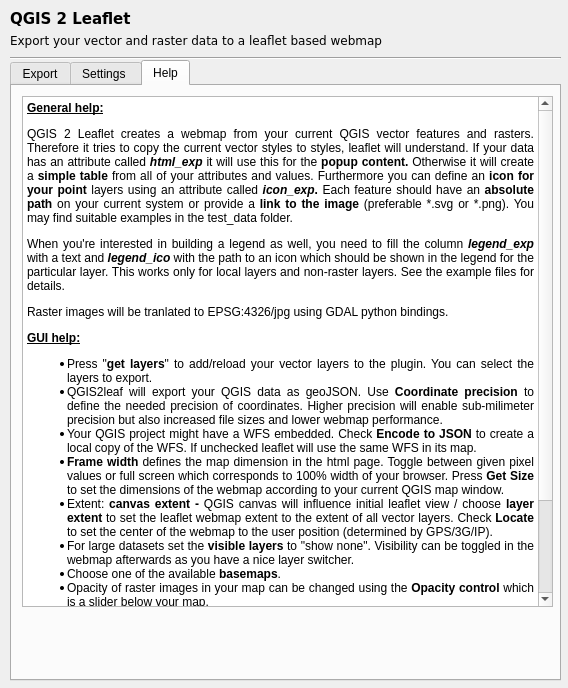
First picture: the form in ui_qgis2leaf.ui, repository Geolicious/qgis2leaf, before the edit.
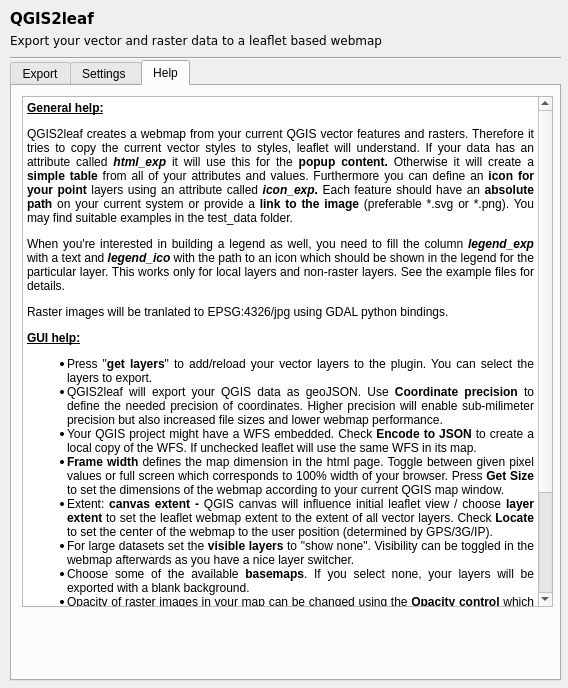
Second picture: the form after the edit. The open tabs and pages were chosen to show the change.

Commit message: support for blank backgrounds (#87), minor bugfixes: #143, #142

```diff
--- a/ui_qgis2leaf.ui
+++ b/ui_qgis2leaf.ui
@@ -31,7 +31,7 @@
     </font>
    </property>
    <property name="text">
-    <string>QGIS 2 Leaflet</string>
+    <string>QGIS2leaf</string>
    </property>
   </widget>
   <widget class="QLabel" name="label_2">
@@ -1016,7 +1016,7 @@
 p, li { white-space: pre-wrap; }
 &lt;/style&gt;&lt;/head&gt;&lt;body style=&quot; font-family:'Ubuntu'; font-size:11pt; font-weight:400; font-style:normal;&quot;&gt;
 &lt;p align=&quot;justify&quot; style=&quot; margin-top:12px; margin-bottom:0px; margin-left:0px; margin-right:0px; -qt-block-indent:0; text-indent:0px;&quot;&gt;&lt;span style=&quot; font-family:'Sans'; font-size:9pt; font-weight:600; text-decoration: underline;&quot;&gt;General help:&lt;/span&gt;&lt;/p&gt;
-&lt;p align=&quot;justify&quot; style=&quot; margin-top:12px; margin-bottom:0px; margin-left:0px; margin-right:0px; -qt-block-indent:0; text-indent:0px;&quot;&gt;&lt;span style=&quot; font-family:'Sans'; font-size:9pt;&quot;&gt;QGIS 2 Leaflet creates a webmap from your current QGIS vector features and rasters. Therefore it tries to copy the current vector styles to styles, leaflet will understand. If your data has an attribute called &lt;/span&gt;&lt;span style=&quot; font-family:'Sans'; font-size:9pt; font-weight:600; font-style:italic;&quot;&gt;html_exp&lt;/span&gt;&lt;span style=&quot; font-family:'Sans'; font-size:9pt; font-weight:600;&quot;&gt; &lt;/span&gt;&lt;span style=&quot; font-family:'Sans'; font-size:9pt;&quot;&gt;it will use this for the&lt;/span&gt;&lt;span style=&quot; font-family:'Sans'; font-size:9pt; font-weight:600;&quot;&gt; popup content. &lt;/span&gt;&lt;span style=&quot; font-family:'Sans'; font-size:9pt;&quot;&gt;Otherwise it will create a &lt;/span&gt;&lt;span style=&quot; font-family:'Sans'; font-size:9pt; font-weight:600;&quot;&gt;simple table&lt;/span&gt;&lt;span style=&quot; font-family:'Sans'; font-size:9pt;&quot;&gt; from all of your attributes and values. Furthermore you can define an &lt;/span&gt;&lt;span style=&quot; font-family:'Sans'; font-size:9pt; font-weight:600;&quot;&gt;icon for your point&lt;/span&gt;&lt;span style=&quot; font-family:'Sans'; font-size:9pt;&quot;&gt; layers using an attribute called &lt;/span&gt;&lt;span style=&quot; font-family:'Sans'; font-size:9pt; font-weight:600; font-style:italic;&quot;&gt;icon_exp&lt;/span&gt;&lt;span style=&quot; font-family:'Sans'; font-size:9pt; font-weight:600;&quot;&gt;.&lt;/span&gt;&lt;span style=&quot; font-family:'Sans'; font-size:9pt;&quot;&gt; Each feature should have an &lt;/span&gt;&lt;span style=&quot; font-family:'Sans'; font-size:9pt; font-weight:600;&quot;&gt;absolute path&lt;/span&gt;&lt;span style=&quot; font-family:'Sans'; font-size:9pt;&quot;&gt; on your current system or provide a &lt;/span&gt;&lt;span style=&quot; font-family:'Sans'; font-size:9pt; font-weight:600;&quot;&gt;link to the image&lt;/span&gt;&lt;span style=&quot; font-family:'Sans'; font-size:9pt;&quot;&gt; (preferable *.svg or *.png). You may find suitable examples in the test_data folder.&lt;/span&gt;&lt;/p&gt;
+&lt;p align=&quot;justify&quot; style=&quot; margin-top:12px; margin-bottom:0px; margin-left:0px; margin-right:0px; -qt-block-indent:0; text-indent:0px;&quot;&gt;&lt;span style=&quot; font-family:'Sans'; font-size:9pt;&quot;&gt;QGIS2leaf creates a webmap from your current QGIS vector features and rasters. Therefore it tries to copy the current vector styles to styles, leaflet will understand. If your data has an attribute called &lt;/span&gt;&lt;span style=&quot; font-family:'Sans'; font-size:9pt; font-weight:600; font-style:italic;&quot;&gt;html_exp&lt;/span&gt;&lt;span style=&quot; font-family:'Sans'; font-size:9pt; font-weight:600;&quot;&gt; &lt;/span&gt;&lt;span style=&quot; font-family:'Sans'; font-size:9pt;&quot;&gt;it will use this for the&lt;/span&gt;&lt;span style=&quot; font-family:'Sans'; font-size:9pt; font-weight:600;&quot;&gt; popup content. &lt;/span&gt;&lt;span style=&quot; font-family:'Sans'; font-size:9pt;&quot;&gt;Otherwise it will create a &lt;/span&gt;&lt;span style=&quot; font-family:'Sans'; font-size:9pt; font-weight:600;&quot;&gt;simple table&lt;/span&gt;&lt;span style=&quot; font-family:'Sans'; font-size:9pt;&quot;&gt; from all of your attributes and values. Furthermore you can define an &lt;/span&gt;&lt;span style=&quot; font-family:'Sans'; font-size:9pt; font-weight:600;&quot;&gt;icon for your point&lt;/span&gt;&lt;span style=&quot; font-family:'Sans'; font-size:9pt;&quot;&gt; layers using an attribute called &lt;/span&gt;&lt;span style=&quot; font-family:'Sans'; font-size:9pt; font-weight:600; font-style:italic;&quot;&gt;icon_exp&lt;/span&gt;&lt;span style=&quot; font-family:'Sans'; font-size:9pt; font-weight:600;&quot;&gt;.&lt;/span&gt;&lt;span style=&quot; font-family:'Sans'; font-size:9pt;&quot;&gt; Each feature should have an &lt;/span&gt;&lt;span style=&quot; font-family:'Sans'; font-size:9pt; font-weight:600;&quot;&gt;absolute path&lt;/span&gt;&lt;span style=&quot; font-family:'Sans'; font-size:9pt;&quot;&gt; on your current system or provide a &lt;/span&gt;&lt;span style=&quot; font-family:'Sans'; font-size:9pt; font-weight:600;&quot;&gt;link to the image&lt;/span&gt;&lt;span style=&quot; font-family:'Sans'; font-size:9pt;&quot;&gt; (preferable *.svg or *.png). You may find suitable examples in the test_data folder.&lt;/span&gt;&lt;/p&gt;
 &lt;p align=&quot;justify&quot; style=&quot; margin-top:12px; margin-bottom:0px; margin-left:0px; margin-right:0px; -qt-block-indent:0; text-indent:0px;&quot;&gt;&lt;span style=&quot; font-family:'Sans'; font-size:9pt;&quot;&gt;When you're interested in building a legend as well, you need to fill the column &lt;/span&gt;&lt;span style=&quot; font-family:'Sans'; font-size:9pt; font-weight:600; font-style:italic;&quot;&gt;legend_exp&lt;/span&gt;&lt;span style=&quot; font-family:'Sans'; font-size:9pt;&quot;&gt; with a text and &lt;/span&gt;&lt;span style=&quot; font-family:'Sans'; font-size:9pt; font-weight:600; font-style:italic;&quot;&gt;legend_ico&lt;/span&gt;&lt;span style=&quot; font-family:'Sans'; font-size:9pt;&quot;&gt; with the path to an icon which should be shown in the legend for the particular layer. This works only for local layers and non-raster layers. See the example files for details.&lt;/span&gt;&lt;/p&gt;
 &lt;p align=&quot;justify&quot; style=&quot; margin-top:12px; margin-bottom:0px; margin-left:0px; margin-right:0px; -qt-block-indent:0; text-indent:0px;&quot;&gt;&lt;span style=&quot; font-family:'Sans'; font-size:9pt;&quot;&gt;Raster images will be tranlated to EPSG:4326/jpg using GDAL python bindings.&lt;/span&gt;&lt;/p&gt;
 &lt;p align=&quot;justify&quot; style=&quot; margin-top:12px; margin-bottom:0px; margin-left:0px; margin-right:0px; -qt-block-indent:0; text-indent:0px;&quot;&gt;&lt;span style=&quot; font-family:'Sans'; font-size:9pt; font-weight:600; text-decoration: underline;&quot;&gt;GUI help:&lt;/span&gt;&lt;/p&gt;
@@ -1026,7 +1026,7 @@
 &lt;li style=&quot; font-family:'Sans'; font-size:9pt;&quot; align=&quot;justify&quot; style=&quot; margin-top:0px; margin-bottom:0px; margin-left:0px; margin-right:0px; -qt-block-indent:0; text-indent:0px;&quot;&gt;&lt;span style=&quot; font-weight:600;&quot;&gt;Frame width&lt;/span&gt; defines the map dimension in the html page. Toggle between given pixel values or full screen which corresponds to 100% width of your browser. Press &lt;span style=&quot; font-weight:600;&quot;&gt;Get Size &lt;/span&gt;to set the dimensions of the webmap according to your current QGIS map window.&lt;/li&gt;
 &lt;li style=&quot; font-family:'Sans'; font-size:9pt;&quot; align=&quot;justify&quot; style=&quot; margin-top:0px; margin-bottom:0px; margin-left:0px; margin-right:0px; -qt-block-indent:0; text-indent:0px;&quot;&gt;Extent: &lt;span style=&quot; font-weight:600;&quot;&gt;canvas extent - &lt;/span&gt;QGIS canvas will influence initial leaflet view / choose &lt;span style=&quot; font-weight:600;&quot;&gt;layer extent&lt;/span&gt; to set the leaflet webmap extent to the extent of all vector layers. Check &lt;span style=&quot; font-weight:600;&quot;&gt;Locate &lt;/span&gt;to set the center of the webmap to the user position (determined by GPS/3G/IP).&lt;/li&gt;
 &lt;li style=&quot; font-family:'Sans'; font-size:9pt;&quot; align=&quot;justify&quot; style=&quot; margin-top:0px; margin-bottom:0px; margin-left:0px; margin-right:0px; -qt-block-indent:0; text-indent:0px;&quot;&gt;For large datasets set the &lt;span style=&quot; font-weight:600;&quot;&gt;visible layers&lt;/span&gt; to &amp;quot;show none&amp;quot;. Visibility can be toggled in the webmap afterwards as you have a nice layer switcher.&lt;/li&gt;
-&lt;li style=&quot; font-family:'Sans'; font-size:9pt;&quot; align=&quot;justify&quot; style=&quot; margin-top:0px; margin-bottom:0px; margin-left:0px; margin-right:0px; -qt-block-indent:0; text-indent:0px;&quot;&gt;Choose one of the available &lt;span style=&quot; font-weight:600;&quot;&gt;basemaps&lt;/span&gt;. &lt;/li&gt;
+&lt;li style=&quot; font-family:'Sans'; font-size:9pt;&quot; align=&quot;justify&quot; style=&quot; margin-top:0px; margin-bottom:0px; margin-left:0px; margin-right:0px; -qt-block-indent:0; text-indent:0px;&quot;&gt;Choose some of the available &lt;span style=&quot; font-weight:600;&quot;&gt;basemaps&lt;/span&gt;. If you select none, your layers will be exported with a blank background.&lt;/li&gt;
 &lt;li style=&quot; font-family:'Sans'; font-size:9pt;&quot; align=&quot;justify&quot; style=&quot; margin-top:0px; margin-bottom:0px; margin-left:0px; margin-right:0px; -qt-block-indent:0; text-indent:0px;&quot;&gt;Opacity of raster images in your map can be changed using the &lt;span style=&quot; font-weight:600;&quot;&gt;Opacity control&lt;/span&gt; which is a slider below your map.&lt;/li&gt;
 &lt;li style=&quot; font-family:'Sans'; font-size:9pt;&quot; align=&quot;justify&quot; style=&quot; margin-top:0px; margin-bottom:0px; margin-left:0px; margin-right:0px; -qt-block-indent:0; text-indent:0px;&quot;&gt;As &lt;span style=&quot; font-weight:600;&quot;&gt;output project folder&lt;/span&gt; you should choose a separate folder. There will be a designated folder in it with your current export files and folders.&lt;/li&gt;
 &lt;li style=&quot; font-family:'Sans'; font-size:9pt;&quot; align=&quot;justify&quot; style=&quot; margin-top:0px; margin-bottom:0px; margin-left:0px; margin-right:0px; -qt-block-indent:0; text-indent:0px;&quot;&gt;&lt;span style=&quot; font-weight:600;&quot;&gt;Webpage name&lt;/span&gt; will be visible in the Tab-header of your webpage. It is extracted from your project title but you can alter it.&lt;/li&gt;
```
Left out of the diff: 2 changed lines with no effect on the pictures. The commit also changes 5 other files.
